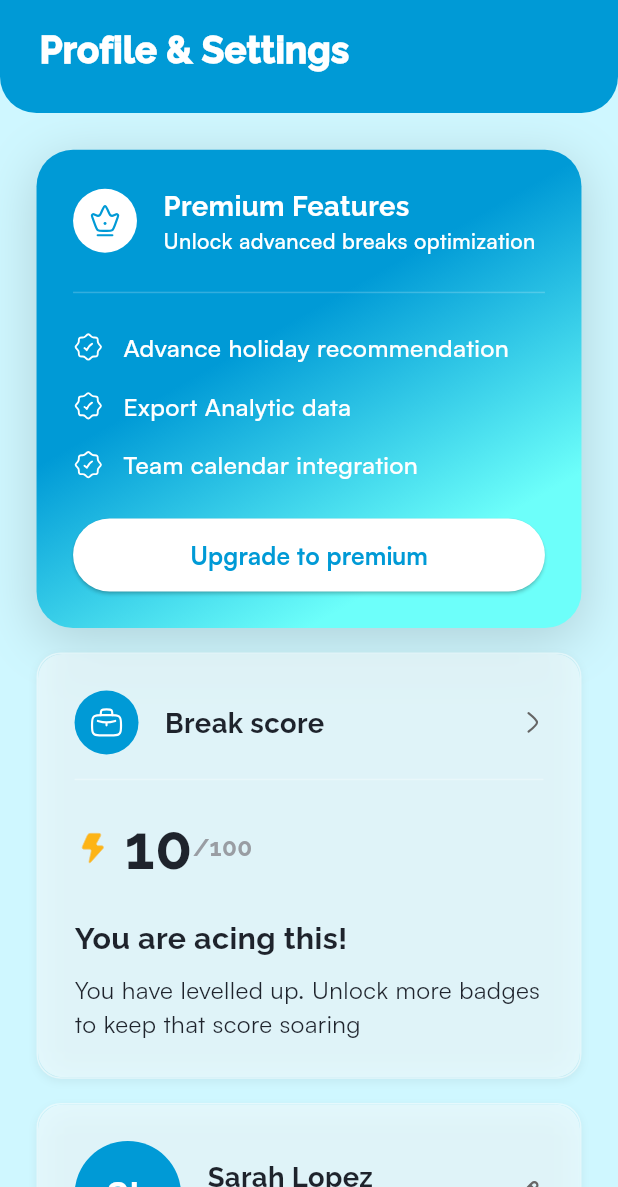
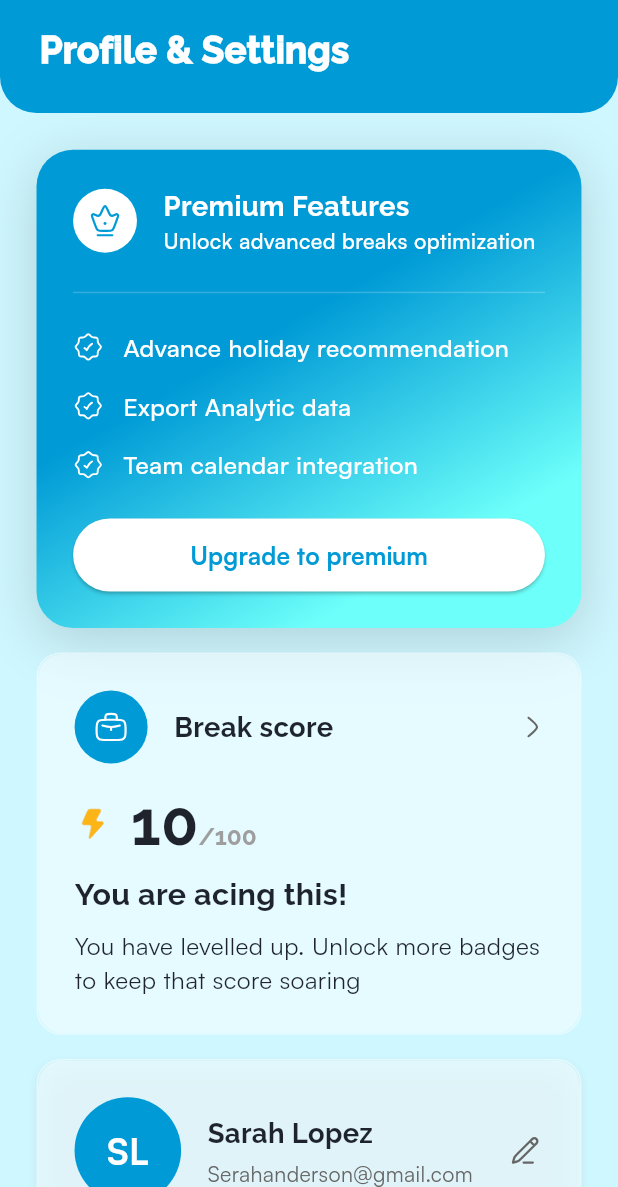
Before and after one commit to Jossyboydgenius/BetterBreaks, a Flutter app: the screen it shows after launch, on a phone screen of 412 x 824 dp, the part 49-1236 px from its top. Run offline on Flutter 3.47's test engine with Material 3 defaults, Android fonts, the light colour scheme and no system bars; our stand-ins replace bot_toast, connectivity_plus, dots_indicator, fl_chart, flutter_dotenv, flutter_screenutil and 4 more; missing offline and left inert: easy_pie_chart; project files that could hold a hidden picture were left out.

Commit message:
Refactor BreakScoreWidget to enhance functionality and styling
- Made the onTap callback optional and added a useCircularContainer parameter for flexible styling.
- Updated the layout and styling of the widget for improved visual hierarchy, including adjustments to icon sizes and spacing.
- Enhanced the score display using RichText for better formatting and clarity.

```diff
--- a/lib/ui/views/profile/widgets/break_score_widget.dart
+++ b/lib/ui/views/profile/widgets/break_score_widget.dart
@@ -6,28 +6,19 @@ import 'package:better_breaks/shared/app_icons.dart';
 import 'package:better_breaks/ui/widgets/glassy_container.dart';
 
 class BreakScoreWidget extends StatelessWidget {
-  final VoidCallback onTap;
+  final VoidCallback? onTap;
+  final bool useCircularContainer;
 
   const BreakScoreWidget({
     super.key,
-    required this.onTap,
+    this.onTap,
+    this.useCircularContainer = true,
   });
 
   @override
   Widget build(BuildContext context) {
     return GestureDetector(
       onTap: onTap,
-      child: Container(
-        decoration: BoxDecoration(
-          borderRadius: BorderRadius.circular(16.r),
-          boxShadow: [
-            BoxShadow(
-              color: Colors.black.withOpacity(0.05),
-              blurRadius: 4,
-              offset: Offset(0, 2),
-            ),
-          ],
-        ),
       child: GlassyContainer(
         backgroundColor: Colors.white,
         borderColor: Colors.white,
@@ -35,13 +26,13 @@ class BreakScoreWidget extends StatelessWidget {
         child: Column(
           crossAxisAlignment: CrossAxisAlignment.start,
           children: [
-              // Header row with icon and chevron
+            // Break score header
             Row(
               children: [
                 // Work icon in circle
                 Container(
-                    width: 42.r,
-                    height: 42.r,
+                  width: 48.r,
+                  height: 48.r,
                   decoration: BoxDecoration(
                     color: AppColors.primary,
                     shape: BoxShape.circle,
@@ -55,7 +46,8 @@ class BreakScoreWidget extends StatelessWidget {
                   ),
                 ),
                 SizedBox(width: 16.w),
-                  Text(
+                Expanded(
+                  child: Text(
                     'Break score',
                     style: AppTextStyle.raleway(
                       fontSize: 18.sp,
@@ -63,7 +55,7 @@ class BreakScoreWidget extends StatelessWidget {
                       color: AppColors.lightBlack,
                     ),
                   ),
-                  Spacer(),
+                ),
                 AppIcons(
                   icon: AppIconData.rightArrow,
                   size: 14.r,
@@ -72,44 +64,64 @@ class BreakScoreWidget extends StatelessWidget {
               ],
             ),
 
-              // Divider
-              Padding(
-                padding: EdgeInsets.symmetric(vertical: 16.h),
-                child: Container(
-                  height: 1,
-                  color: Colors.white.withOpacity(0.3),
-                ),
-              ),
+            SizedBox(height: 16.h),
 
-              // Score display - using the style from break analysis
+            // Break score in a row with lightning icon
             Row(
               crossAxisAlignment: CrossAxisAlignment.center,
               children: [
-                  AppIcons(
+                // Lightning icon
+                Container(
+                  width: useCircularContainer ? 36.r : null,
+                  height: useCircularContainer ? 36.r : null,
+                  decoration: useCircularContainer
+                      ? BoxDecoration(
+                          color: Colors.white,
+                          shape: BoxShape.circle,
+                          boxShadow: [
+                            BoxShadow(
+                              color: Colors.black.withOpacity(0.05),
+                              blurRadius: 4,
+                              offset: Offset(0, 2),
+                            ),
+                          ],
+                        )
+                      : null,
+                  padding: useCircularContainer ? EdgeInsets.all(6.r) : null,
+                  child: AppIcons(
                     icon: AppIconData.zapFilled,
                     size: 24.r,
                   ),
-                  SizedBox(width: 8.w),
-                  Text(
-                    '10',
+                ),
+                SizedBox(width: 12.w),
+                // Score
+                RichText(
+                  text: TextSpan(
+                    children: [
+                      TextSpan(
+                        text: '10',
                         style: AppTextStyle.raleway(
                           fontSize: 40.sp,
                           fontWeight: FontWeight.w700,
                           color: AppColors.lightBlack,
                         ),
                       ),
-                  Text(
-                    '/100',
-                    style: AppTextStyle.raleway(
+                      TextSpan(
+                        text: '/100',
+                        style: TextStyle(
                           fontSize: 16.sp,
                           fontWeight: FontWeight.w700,
-                      color: AppColors.grey500,
+                          color: Colors.grey,
+                          fontFamily: 'Raleway',
+                        ),
+                      ),
+                    ],
                   ),
                 ),
               ],
             ),
 
-              SizedBox(height: 16.h),
+            SizedBox(height: 8.h),
 
             // Motivational text
             Text(
@@ -134,7 +146,6 @@ class BreakScoreWidget extends StatelessWidget {
           ],
         ),
       ),
-      ),
     );
   }
 }
```
Lines whose indentation alone changed are shown as unchanged.
